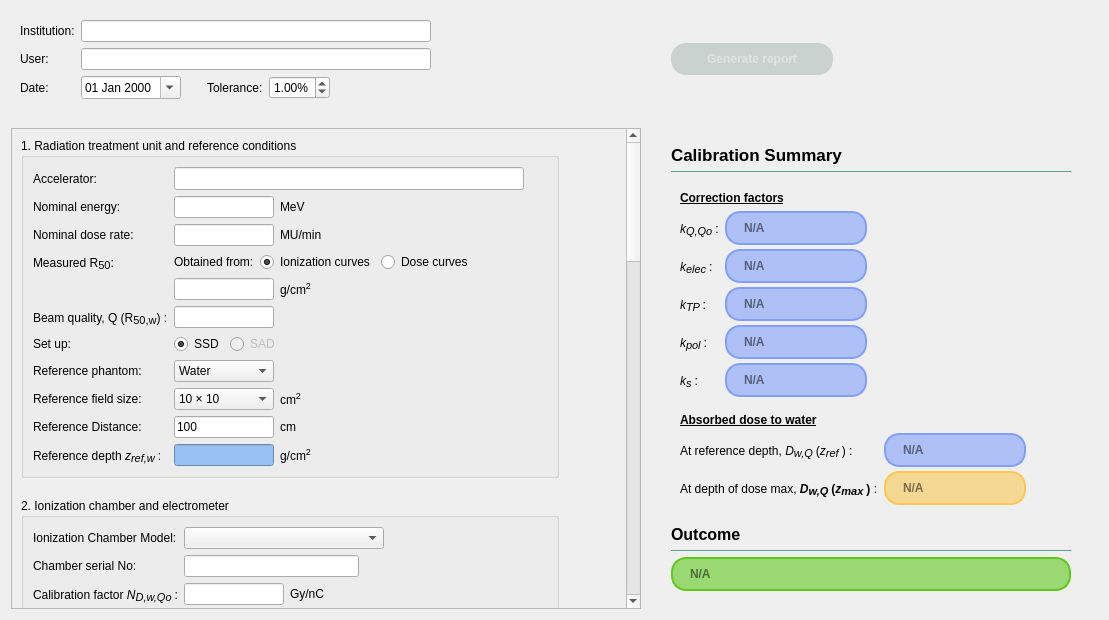
Before: the Qt Designer form ui/qt_ui/electronsWorksheet.ui in Quantico-Bullet/PyBeam-QA, drawn with Qt 5.
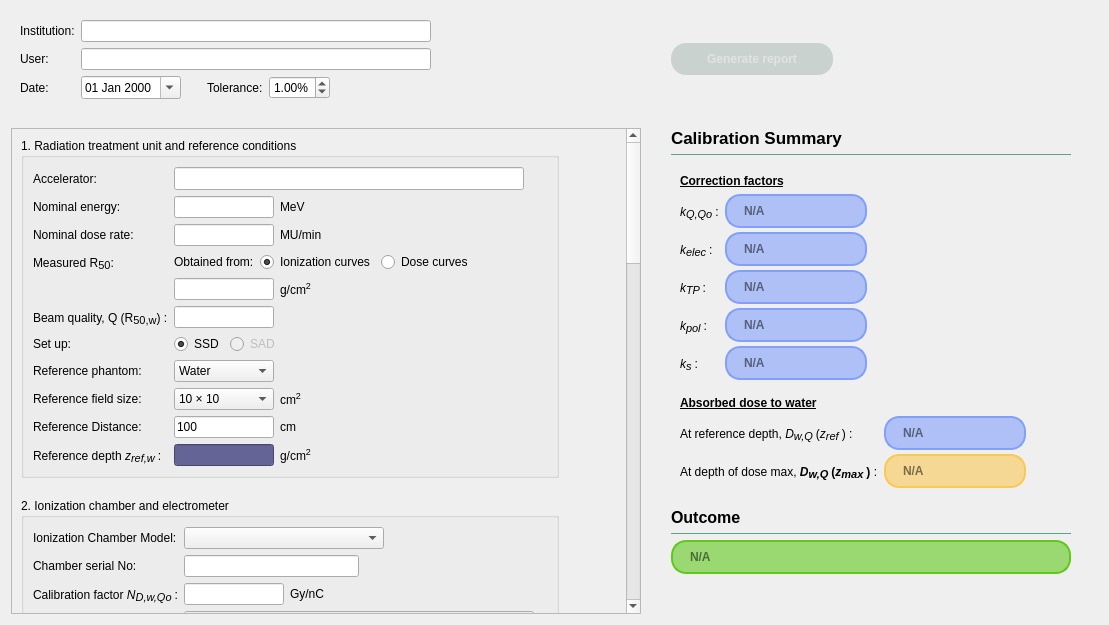
After: the same form once the commit is applied.

Commit message: Completed electron ouput report

What changed in the file:
```diff
--- a/ui/qt_ui/electronsWorksheet.ui
+++ b/ui/qt_ui/electronsWorksheet.ui
@@ -7,7 +7,7 @@
     <x>0</x>
     <y>0</y>
     <width>1109</width>
-    <height>620</height>
+    <height>625</height>
    </rect>
   </property>
   <property name="sizePolicy">
@@ -42,7 +42,7 @@
      </property>
      <item row="1" column="2">
       <layout class="QVBoxLayout" name="calibSummaryVL">
-       <item>
+       <item alignment="Qt::AlignTop">
         <widget class="QWidget" name="calibSummaryWidget" native="true">
          <property name="sizePolicy">
           <sizepolicy hsizetype="Minimum" vsizetype="Fixed">
@@ -169,7 +169,7 @@
                <x>0</x>
                <y>0</y>
                <width>379</width>
-               <height>346</height>
+               <height>348</height>
               </rect>
              </property>
              <property name="sizePolicy">
@@ -887,7 +887,7 @@
           <x>0</x>
           <y>0</y>
           <width>605</width>
-          <height>1942</height>
+          <height>2044</height>
          </rect>
         </property>
         <property name="sizePolicy">
@@ -1400,8 +1400,14 @@
                     <height>16777215</height>
                    </size>
                   </property>
+                  <property name="font">
+                   <font>
+                    <weight>75</weight>
+                    <bold>true</bold>
+                   </font>
+                  </property>
                   <property name="styleSheet">
-                   <string notr="true">background-color: rgb(153, 193, 241);</string>
+                   <string notr="true">background-color: rgb(100, 100, 150);</string>
                   </property>
                   <property name="readOnly">
                    <bool>true</bool>
```
Left out of the diff: 6 changed lines with no effect on the pictures. The commit also changes 40 other files.
